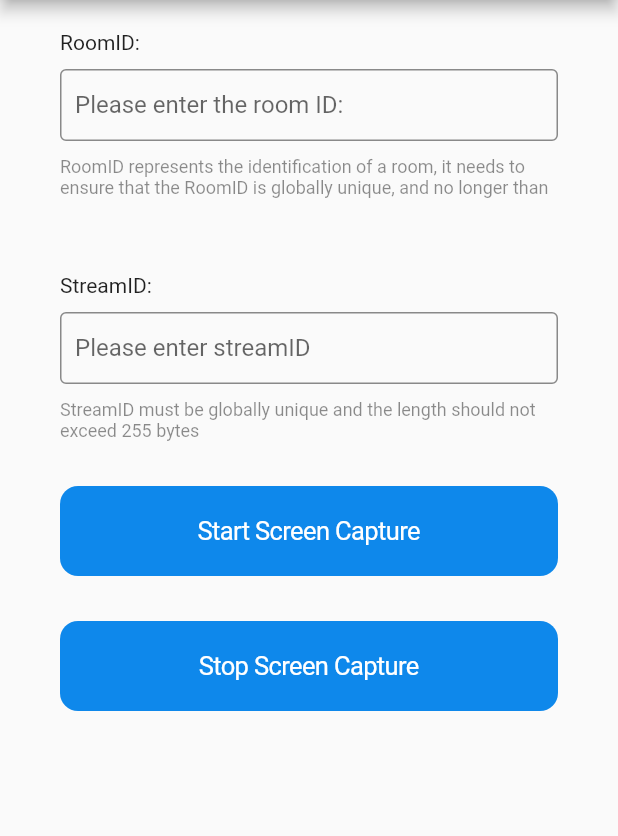
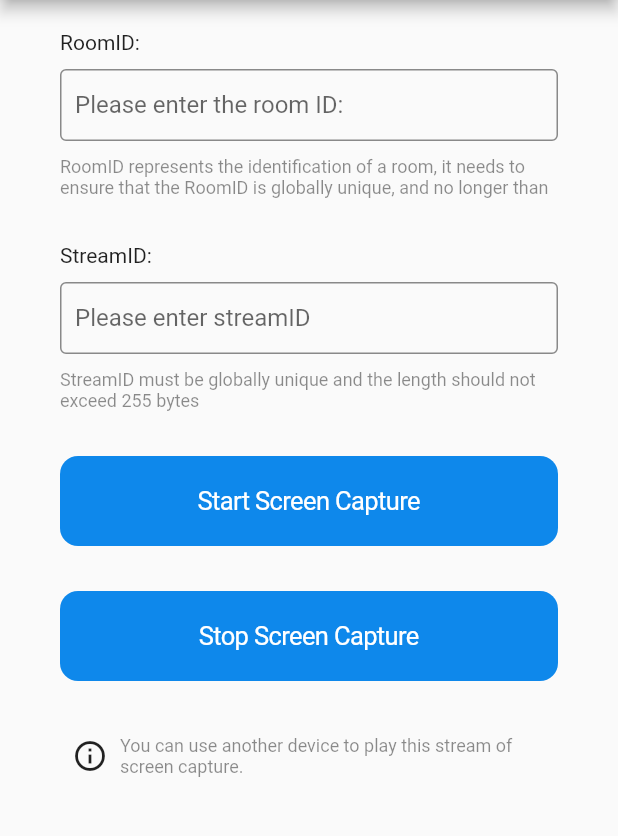
Before and after one commit to zegoim/zego-express-example-screen-capture-flutter, a Flutter app: the ScreenCaptureLoginPage screen opened directly, on a phone screen of 412 x 824 dp, the part 84-920 px from its top. Run offline on Flutter 3.47's test engine with Material 2 defaults, Android fonts, the phone set to English and light mode, and no system bars; our stand-ins replace permission_handler, shared_preferences; missing offline and left inert: media_projection_creator, replay_kit_launcher, shared_preference_app_group, zego_express_engine; accounts and stored records are empty.

Commit message:
💄 Add a tips button on the main page that explains how to play the stream of screen capture.

```diff
--- a/lib/pages/screen_capture_login_page.dart
+++ b/lib/pages/screen_capture_login_page.dart
@@ -10,6 +10,7 @@ import 'dart:ui';
 
 import 'package:flutter/cupertino.dart';
 import 'package:flutter/material.dart';
+import 'package:url_launcher/url_launcher.dart';
 import 'package:zego_express_screen_capture/ui/zego_ui_tool.dart';
 import 'package:zego_express_screen_capture/config/zego_config.dart';
 
@@ -107,17 +108,13 @@ class _ScreenCaptureLoginPageState extends State<ScreenCaptureLoginPage> {
           padding: const EdgeInsets.symmetric(horizontal: 40.0),
           child: ListView(
             children: <Widget>[
-              Padding(
-                padding: const EdgeInsets.only(bottom: 20.0),
-              ),
+              SizedBox(height: 20.0,),
               Row(
                 children: <Widget>[
                   Text('RoomID: '),
                 ],
               ),
-              Padding(
-                padding: const EdgeInsets.only(bottom: 10.0),
-              ),
+              SizedBox(height: 10.0,),
               TextField(
                 controller: _roomIDEdController,
                 decoration: InputDecoration(
@@ -135,9 +132,7 @@ class _ScreenCaptureLoginPageState extends State<ScreenCaptureLoginPage> {
                   ),
                 ),
               ),
-              Padding(
-                padding: const EdgeInsets.only(bottom: 10.0),
-              ),
+              SizedBox(height: 10.0,),
               Text('RoomID represents the identification of a room, it needs to ensure that the RoomID is globally unique, and no longer than 255 bytes',
                 style: TextStyle(
                   fontSize: 12.0,
@@ -146,17 +141,13 @@ class _ScreenCaptureLoginPageState extends State<ScreenCaptureLoginPage> {
                 maxLines: 2,
                 softWrap: true,
               ),
-              Padding(
-                padding: const EdgeInsets.only(bottom: 50.0),
-              ),
+              SizedBox(height: 30.0,),
               Row(
                 children: <Widget>[
                   Text('StreamID: '),
                 ],
               ),
-              Padding(
-                padding: const EdgeInsets.only(bottom: 10.0),
-              ),
+              SizedBox(height: 10.0,),
               TextField(
                 controller: _streamIDEdController,
                 decoration: InputDecoration(
@@ -174,18 +165,14 @@ class _ScreenCaptureLoginPageState extends State<ScreenCaptureLoginPage> {
                   )
                 ),
               ),
-              Padding(
-                padding: const EdgeInsets.only(bottom: 10.0),
-              ),
+              SizedBox(height: 10.0,),
               Text('StreamID must be globally unique and the length should not exceed 255 bytes',
                 style: TextStyle(
                   fontSize: 12.0,
                   color: Colors.black45
                 ),
               ),
-              Padding(
-                padding: const EdgeInsets.only(bottom: 30.0),
-              ),
+              SizedBox(height: 30.0,),
               Container(
                 padding: const EdgeInsets.all(0.0),
                 decoration: BoxDecoration(
@@ -203,9 +190,7 @@ class _ScreenCaptureLoginPageState extends State<ScreenCaptureLoginPage> {
                   onPressed: screenCaptureBtnClickable ? startScreenCapture : null,
                 ),
               ),
-              Padding(
-                padding: const EdgeInsets.only(bottom: 30.0),
-              ),
+              SizedBox(height: 30.0,),
               Container(
                 padding: const EdgeInsets.all(0.0),
                 decoration: BoxDecoration(
@@ -222,7 +207,42 @@ class _ScreenCaptureLoginPageState extends State<ScreenCaptureLoginPage> {
                   ),
                   onPressed: screenCaptureBtnClickable ? stopScreenCapture: null,
                 ),
-              )
+              ),
+              SizedBox(height: 30.0,),
+              Row(children: [
+                GestureDetector(
+                  child: Container(
+                      width: 40.0,
+                      height: 40.0,
+                      child: Icon(Icons.info_outline)
+                  ),
+                  onTap: () {
+                    showDialog(context: context, builder: (BuildContext context) {
+                      return AlertDialog(
+                        title: Text('Tips'),
+                        content: Text(
+                            'To play this stream, you can download and install the Zego flutter example.'),
+                        actions: <Widget>[
+                          FlatButton(
+                            child: Text('Dismiss'),
+                            onPressed: () => Navigator.of(context).pop(),
+                          ),
+                          FlatButton(
+                            child: Text('Download'),
+                            onPressed: () => launch('https://github.com/zegoim/zego-express-example-topics-flutter'),
+                          )
+                        ],
+                      );
+                    });
+                  },
+                ),
+                Expanded(child: Text('You can use another device to play this stream of screen capture.',
+                  style: TextStyle(
+                      fontSize: 12.0,
+                      color: Colors.black45
+                  ),
+                ),)
+              ],),
             ],
           ),
         )
```
